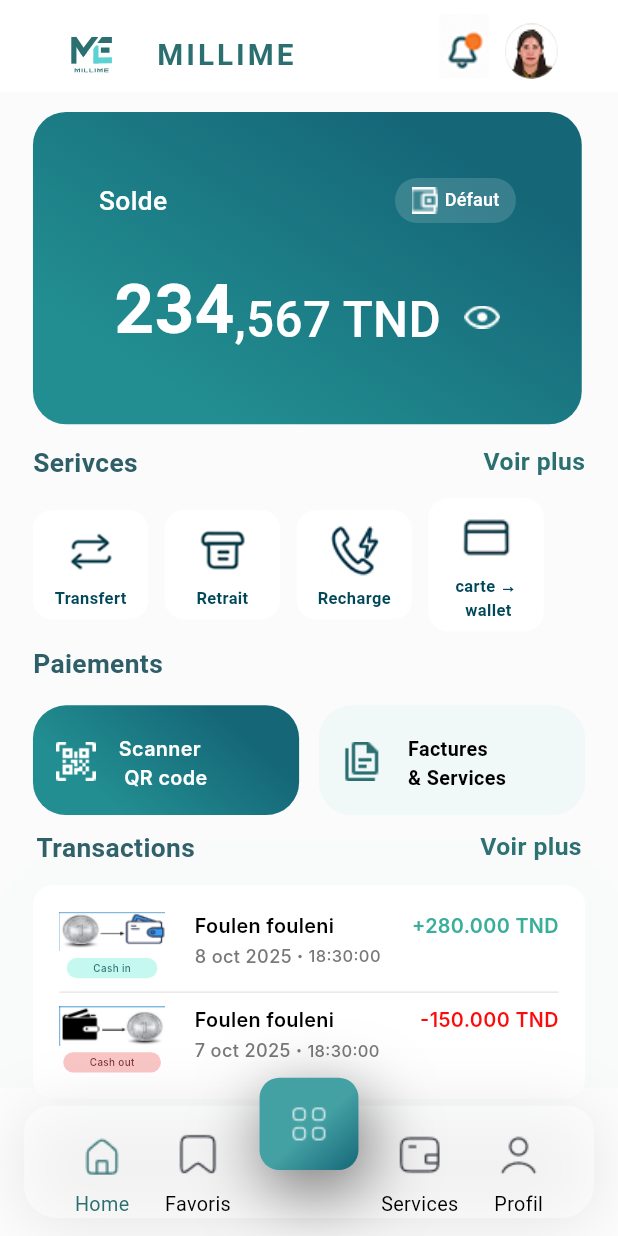
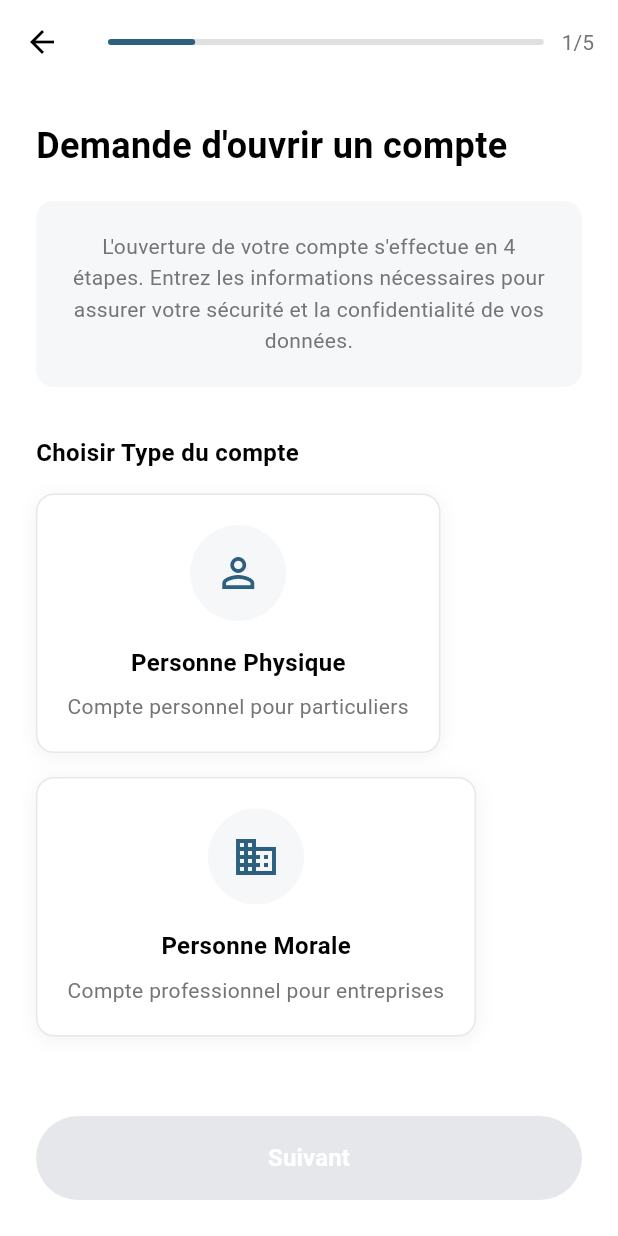
Before and after one commit to gbrzied/mimhome, a Flutter app: the screen it shows after launch, after a tap on "Transfert", on a phone screen of 412 x 824 dp. Run offline on Flutter 3.47's test engine with Material 3 defaults, Android fonts, the phone set to English and light mode, and no system bars; our stand-ins replace cached_network_image, flutter_svg; Roboto replaces fonts that are missing (DM Sans, Inter, Manrope).

Commit message:
dashboard enhancements

```diff
--- /dev/null
+++ b/devtools_options.yaml
@@ -0,0 +1,3 @@
+description: This file stores settings for Dart & Flutter DevTools.
+documentation: https://docs.flutter.dev/tools/devtools/extensions#configure-extension-enablement-states
+extensions:
--- a/lib/core/utils/image_constant.dart
+++ b/lib/core/utils/image_constant.dart
@@ -26,6 +26,8 @@ class ImageConstant {
   static String imgIconNotification = '${_basePath}img_icon_notification.png';
   static String imgIconsGrid = '${_basePath}img_icons_grid.png';
   static String imgLogo = '${_basePath}img_logo.svg';
+  static String imgLogo2 = '${_basePath}logo2.svg';
+
   static String imgEye = '${_basePath}imgEye.png';
   static String imgVectorWhiteA700 = '${_basePath}img_vector_white_a700.svg';
   static String imgWalletoutline = '${_basePath}img_walletoutline.png';
--- a/lib/presentation/account_dashboard_screen/account_dashboard_screen.dart
+++ b/lib/presentation/account_dashboard_screen/account_dashboard_screen.dart
@@ -84,7 +84,7 @@ class _AccountDashboardScreenState extends State<AccountDashboardScreen> {
   PreferredSizeWidget _buildAppBar() {
     return CustomAppBar(
       title: 'MILLIME',
-      logoImagePath: ImageConstant.imgLogo,
+      logoImagePath: ImageConstant.imgLogo2,
       notificationImagePath: ImageConstant.imgIconNotification,
       profileImagePath: ImageConstant.imgEllipse645,
       height: 56.h,
@@ -101,8 +101,8 @@ class _AccountDashboardScreenState extends State<AccountDashboardScreen> {
       BuildContext context, AccountDashboardProvider provider) {
     return Container(
       width: double.infinity,
-      padding: EdgeInsets.all(40.h),
-      margin: EdgeInsets.only(top: 12.h, right: 2.h),
+      padding: EdgeInsets.only(top:20,bottom: 40,right: 30,left: 40),
+      margin: EdgeInsets.only(top: 1, right: 2.h),
       decoration: BoxDecoration(
         borderRadius: BorderRadius.circular(20.h),
         gradient: LinearGradient(
@@ -123,6 +123,7 @@ class _AccountDashboardScreenState extends State<AccountDashboardScreen> {
               ),
               CustomIconButton(
                 height: 30,
+
                 text: 'Défaut',
                 leftIcon: ImageConstant.imgWalletoutline,
                 backgroundColor: appTheme.color26FFFF,
@@ -187,7 +188,7 @@ class _AccountDashboardScreenState extends State<AccountDashboardScreen> {
               },
               child: Text(
                 'Voir plus',
-                style: TextStyleHelper.instance.body15SemiBoldManrope,
+                style: TextStyleHelper.instance.body15SemiBoldManrope.copyWith(fontWeight: FontWeight.normal),
               ),
             ),
           ],
@@ -243,6 +244,7 @@ class _AccountDashboardScreenState extends State<AccountDashboardScreen> {
                     ),
                   ),
                   child: Row(
+
                     spacing: 14.h,
                     crossAxisAlignment: CrossAxisAlignment.start,
                     children: [
@@ -283,6 +285,10 @@ class _AccountDashboardScreenState extends State<AccountDashboardScreen> {
                   decoration: BoxDecoration(
                     borderRadius: BorderRadius.circular(20.h),
                     color: appTheme.cyan_200_16,
+                              border: Border.all(
+            color: Colors.black,
+            width: 1
+          ),
                   ),
                   child: Row(
                     spacing: 16.h,
@@ -342,7 +348,7 @@ class _AccountDashboardScreenState extends State<AccountDashboardScreen> {
                 },
                 child: Text(
                   'Voir plus',
-                  style: TextStyleHelper.instance.body15SemiBoldManrope,
+                style: TextStyleHelper.instance.body15SemiBoldManrope.copyWith(fontWeight: FontWeight.normal),
                 ),
               ),
             ],
--- a/lib/presentation/account_dashboard_screen/provider/account_dashboard_provider.dart
+++ b/lib/presentation/account_dashboard_screen/provider/account_dashboard_provider.dart
@@ -43,7 +43,7 @@ class AccountDashboardProvider extends ChangeNotifier {
       ),
       ServiceItemModel(
         icon: ImageConstant.imgIconAlimcarte34x40,
-        title: 'carte →\n wallet',
+        title: 'carte/wallet',
         id: '31_95_272_331_70_70',
       ),
     ];
@@ -111,6 +111,9 @@ class AccountDashboardProvider extends ChangeNotifier {
 
   void onServiceItemTap(ServiceItemModel serviceItem) {
     // Handle service item tap
+
+        NavigatorService.pushNamed(AppRoutes.accountOpeningPage);
+
     notifyListeners();
   }
 
--- a/lib/presentation/account_dashboard_screen/widgets/service_item_widget.dart
+++ b/lib/presentation/account_dashboard_screen/widgets/service_item_widget.dart
@@ -20,7 +20,7 @@ class ServiceItemWidget extends StatelessWidget {
       onTap: onTap,
       child: Container(
         width: 70.h,
-        padding: EdgeInsets.symmetric(horizontal: 12.h, vertical: 6.h),
+        padding: EdgeInsets.symmetric(horizontal: 1.h, vertical: 6.h),
         decoration: BoxDecoration(
           color: appTheme.white_A700,
           borderRadius: BorderRadius.circular(12.h),
--- /dev/null
+++ b/lib/presentation/account_opening_screen/account_opening_screen.dart
@@ -0,0 +1,293 @@
+import 'package:flutter/material.dart';
+import 'package:provider/provider.dart';
+
+// State Management with Provider
+class AccountTypeProvider extends ChangeNotifier {
+  String? _selectedAccountType;
+
+  String? get selectedAccountType => _selectedAccountType;
+
+  void selectAccountType(String type) {
+    _selectedAccountType = type;
+    notifyListeners();
+  }
+
+  bool get canProceed => _selectedAccountType != null;
+}
+
+// Main Page
+class AccountOpeningPage extends StatelessWidget {
+  const AccountOpeningPage({Key? key}) : super(key: key);
+
+  @override
+  Widget build(BuildContext context) {
+    return ChangeNotifierProvider(
+      create: (_) => AccountTypeProvider(),
+      child: const AccountOpeningView(),
+    );
+  }
+
+
+}
+
+class AccountOpeningView extends StatelessWidget {
+  const AccountOpeningView({Key? key}) : super(key: key);
+
+  @override
+  Widget build(BuildContext context) {
+    final provider = Provider.of<AccountTypeProvider>(context);
+
+    return Scaffold(
+      backgroundColor: Colors.white,
+      appBar: AppBar(
+        backgroundColor: Colors.white,
+        elevation: 0,
+        leading: IconButton(
+          icon: const Icon(Icons.arrow_back, color: Colors.black),
+          onPressed: () => Navigator.pop(context),
+        ),
+        title: Row(
+          children: [
+            Expanded(
+              child: Stack(
+                children: [
+                  Container(
+                    height: 4,
+                    decoration: BoxDecoration(
+                      color: Colors.grey[300],
+                      borderRadius: BorderRadius.circular(2),
+                    ),
+                  ),
+                  FractionallySizedBox(
+                    widthFactor: 0.2,
+                    child: Container(
+                      height: 4,
+                      decoration: BoxDecoration(
+                        color: const Color(0xFF2D5F7F),
+                        borderRadius: BorderRadius.circular(2),
+                      ),
+                    ),
+                  ),
+                ],
+              ),
+            ),
+            const SizedBox(width: 12),
+            Text(
+              '1/5',
+              style: TextStyle(
+                fontSize: 14,
+                color: Colors.grey[600],
+                fontWeight: FontWeight.normal,
+              ),
+            ),
+          ],
+        ),
+      ),
+      body: SafeArea(
+        child: Column(
+          children: [
+            Expanded(
+              child: SingleChildScrollView(
+                padding: const EdgeInsets.all(24),
+                child: Column(
+                  crossAxisAlignment: CrossAxisAlignment.start,
+                  children: [
+                    const Text(
+                      "Demande d'ouvrir un compte",
+                      style: TextStyle(
+                        fontSize: 24,
+                        fontWeight: FontWeight.bold,
+                        color: Colors.black,
+                      ),
+                    ),
+                    const SizedBox(height: 20),
+                    Container(
+                      padding: const EdgeInsets.all(20),
+                      decoration: BoxDecoration(
+                        color: const Color(0xFFF5F7F9),
+                        borderRadius: BorderRadius.circular(12),
+                      ),
+                      child: Text(
+                        "L'ouverture de votre compte s'effectue en 4 étapes. Entrez les informations nécessaires pour assurer votre sécurité et la confidentialité de vos données.",
+                        textAlign: TextAlign.center,
+                        style: TextStyle(
+                          fontSize: 14,
+                          color: Colors.grey[600],
+                          height: 1.5,
+                        ),
+                      ),
+                    ),
+                    const SizedBox(height: 32),
+                    const Text(
+                      "Choisir Type du compte",
+                      style: TextStyle(
+                        fontSize: 16,
+                        fontWeight: FontWeight.w600,
+                        color: Colors.black,
+                      ),
+                    ),
+                    const SizedBox(height: 16),
+                    AccountTypeCard(
+                      icon: Icons.person_outline,
+                      title: "Personne Physique",
+                      subtitle: "Compte personnel pour particuliers",
+                      isSelected: provider.selectedAccountType == 'physical',
+                      onTap: () => provider.selectAccountType('physical'),
+                    ),
+                    const SizedBox(height: 16),
+                    AccountTypeCard(
+                      icon: Icons.business_outlined,
+                      title: "Personne Morale",
+                      subtitle: "Compte professionnel pour entreprises",
+                      isSelected: provider.selectedAccountType == 'legal',
+                      onTap: () => provider.selectAccountType('legal'),
+                    ),
+                  ],
+                ),
+              ),
+            ),
+            Padding(
+              padding: const EdgeInsets.all(24),
+              child: SizedBox(
+                width: double.infinity,
+                height: 56,
+                child: ElevatedButton(
+                  onPressed: provider.canProceed
+                      ? () {
+                          // Navigate to next page
+                          ScaffoldMessenger.of(context).showSnackBar(
+                            SnackBar(
+                              content: Text(
+                                'Compte sélectionné: ${provider.selectedAccountType == 'physical' ? 'Personne Physique' : 'Personne Morale'}',
+                              ),
+                            ),
+                          );
+                        }
+                      : null,
+                  style: ElevatedButton.styleFrom(
+                    backgroundColor: provider.canProceed
+                        ? const Color(0xFF9CA3AF)
+                        : const Color(0xFFE5E7EB),
+                    foregroundColor: Colors.white,
+                    elevation: 0,
+                    shape: RoundedRectangleBorder(
+                      borderRadius: BorderRadius.circular(28),
+                    ),
+                    disabledBackgroundColor: const Color(0xFFE5E7EB),
+                    disabledForegroundColor: Colors.white,
+                  ),
+                  child: const Text(
+                    'Suivant',
+                    style: TextStyle(
+                      fontSize: 16,
+                      fontWeight: FontWeight.w600,
+                    ),
+                  ),
+                ),
+              ),
+            ),
+          ],
+        ),
+      ),
+    );
+  }
+}
+
+class AccountTypeCard extends StatelessWidget {
+  final IconData icon;
+  final String title;
+  final String subtitle;
+  final bool isSelected;
+  final VoidCallback onTap;
+
+  const AccountTypeCard({
+    Key? key,
+    required this.icon,
+    required this.title,
+    required this.subtitle,
+    required this.isSelected,
+    required this.onTap,
+  }) : super(key: key);
+
+  @override
+  Widget build(BuildContext context) {
+    return GestureDetector(
+      onTap: onTap,
+      child: Container(
+        padding: const EdgeInsets.all(20),
+        decoration: BoxDecoration(
+          color: Colors.white,
+          border: Border.all(
+            color: isSelected ? const Color(0xFF2D5F7F) : const Color(0xFFE5E7EB),
+            width: isSelected ? 2 : 1,
+          ),
+          borderRadius: BorderRadius.circular(12),
+          boxShadow: [
+            BoxShadow(
+              color: Colors.black.withOpacity(0.05),
+              blurRadius: 10,
+              offset: const Offset(0, 2),
+            ),
+          ],
+        ),
+        child: Column(
+          children: [
+            Container(
+              width: 64,
+              height: 64,
+              decoration: BoxDecoration(
+                color: const Color(0xFFF5F7F9),
+                borderRadius: BorderRadius.circular(32),
+              ),
+              child: Icon(
+                icon,
+                size: 32,
+                color: const Color(0xFF2D5F7F),
+              ),
+            ),
+            const SizedBox(height: 16),
+            Text(
+              title,
+              style: const TextStyle(
+                fontSize: 16,
+                fontWeight: FontWeight.w600,
+                color: Colors.black,
+              ),
+            ),
+            const SizedBox(height: 8),
+            Text(
+              subtitle,
+              textAlign: TextAlign.center,
+              style: TextStyle(
+                fontSize: 14,
+                color: Colors.grey[600],
+              ),
+            ),
+          ],
+        ),
+      ),
+    );
+  }
+}
+
+// // Example usage in main.dart
+// void main() {
+//   runApp(const MyApp());
+// }
+
+// class MyApp extends StatelessWidget {
+//   const MyApp({Key? key}) : super(key: key);
+
+//   @override
+//   Widget build(BuildContext context) {
+//     return MaterialApp(
+//       title: 'Account Opening',
+//       debugShowCheckedModeBanner: false,
+//       theme: ThemeData(
+//         primarySwatch: Colors.blue,
+//         fontFamily: 'SF Pro',
+//       ),
+//       home: const AccountOpeningPage(),
+//     );
+//   }
+// }
--- a/lib/routes/app_routes.dart
+++ b/lib/routes/app_routes.dart
@@ -1,15 +1,22 @@
+import 'package:cible/presentation/account_opening_screen/account_opening_screen.dart';
 import 'package:flutter/material.dart';
 import '../presentation/account_dashboard_screen/account_dashboard_screen.dart';
 
 import '../presentation/app_navigation_screen/app_navigation_screen.dart';
 
 class AppRoutes {
+
+  static const String accountOpeningPage = '/account_opening_screen';
+
   static const String accountDashboardScreen = '/account_dashboard_screen';
 
   static const String appNavigationScreen = '/app_navigation_screen';
   static const String initialRoute = '/';
 
   static Map<String, WidgetBuilder> get routes => {
+
+        accountOpeningPage: (context) => AccountOpeningPage(),
+
         accountDashboardScreen: AccountDashboardScreen.builder,
         appNavigationScreen: AppNavigationScreen.builder,
         initialRoute: AccountDashboardScreen.builder
--- a/lib/theme/text_style_helper.dart
+++ b/lib/theme/text_style_helper.dart
@@ -43,7 +43,7 @@ class TextStyleHelper {
 
   TextStyle get title18SemiBoldSyne => TextStyle(
         fontSize: 18.fSize,
-        fontWeight: FontWeight.w600,
+        fontWeight: FontWeight.w400,
         fontFamily: 'Syne',
         color: appTheme.blue_gray_700,
       );
--- a/lib/widgets/custom_app_bar.dart
+++ b/lib/widgets/custom_app_bar.dart
@@ -102,7 +102,7 @@ class CustomAppBar extends StatelessWidget implements PreferredSizeWidget {
 
   Widget _buildTitleSection() {
     return Container(
-      margin: EdgeInsets.only(left: 20.h, bottom: 4.h),
+      margin: EdgeInsets.only(left: 15.h, bottom: 4.h),
       child: Text(
         title ?? "MILLIME",
         style: titleTextStyle ??
```
Also changed, not shown: assets/images/logo2.svg (added).
